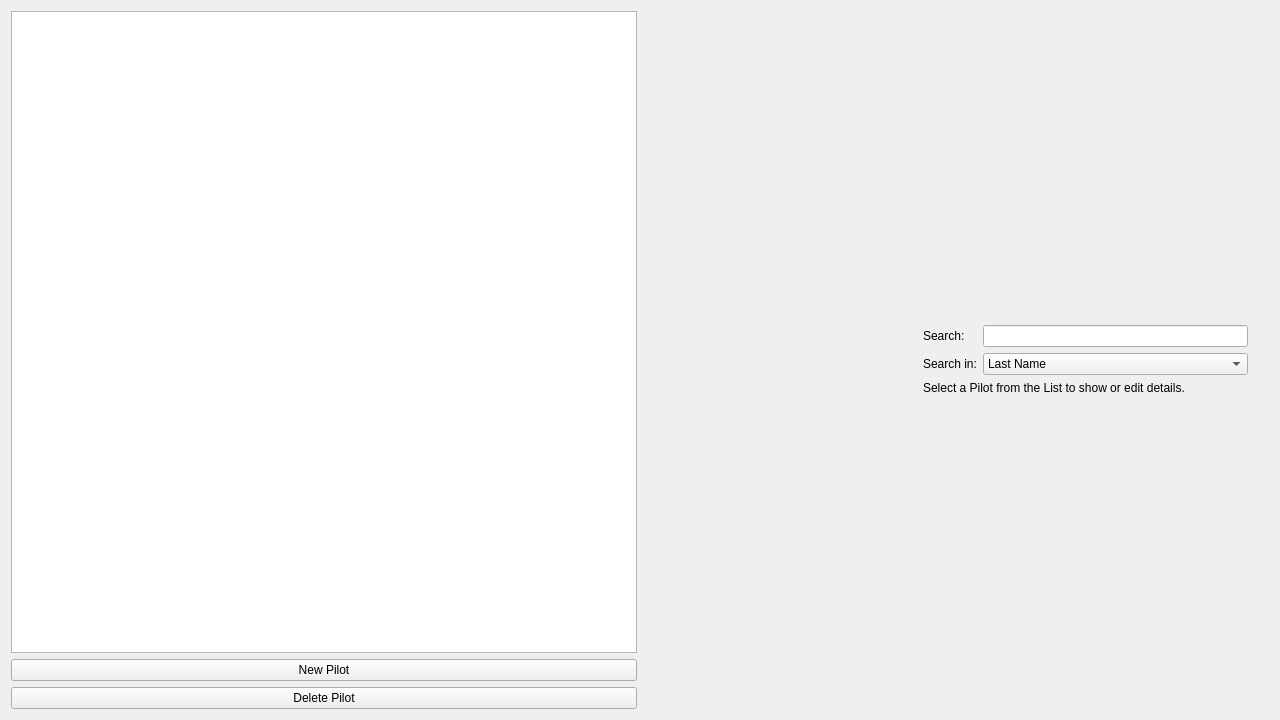
fiffty-50/openPilotLog, file src/gui/widgets/pilotswidget.ui: the form before one commit.
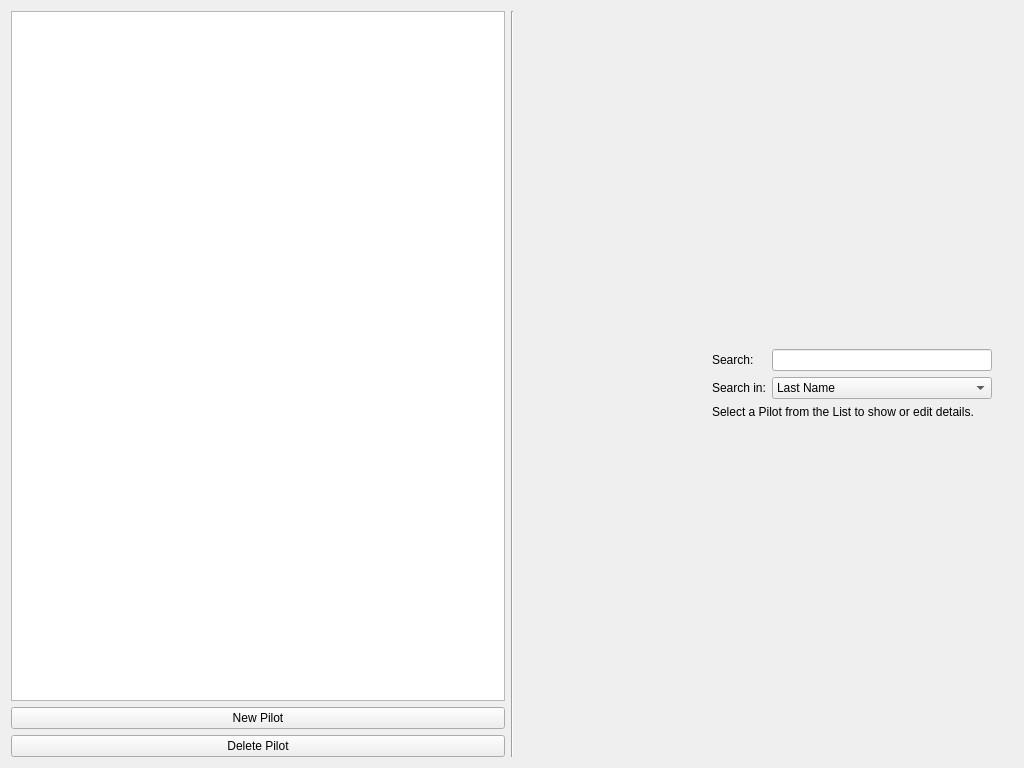
The form after the commit.

Diff of the .ui file:
```diff
--- a/src/gui/widgets/pilotswidget.ui
+++ b/src/gui/widgets/pilotswidget.ui
@@ -6,8 +6,8 @@
    <rect>
     <x>0</x>
     <y>0</y>
-    <width>1280</width>
-    <height>720</height>
+    <width>1024</width>
+    <height>768</height>
    </rect>
   </property>
   <property name="windowTitle">
@@ -30,7 +30,7 @@
      </property>
     </widget>
    </item>
-   <item row="0" column="1" rowspan="3">
+   <item row="0" column="2" rowspan="3">
     <widget class="QStackedWidget" name="stackedWidget">
      <property name="currentIndex">
       <number>0</number>
@@ -73,7 +73,7 @@
         <widget class="QLineEdit" name="pilotSearchLineEdit">
          <property name="minimumSize">
           <size>
-           <width>0</width>
+           <width>220</width>
            <height>0</height>
           </size>
          </property>
@@ -109,7 +109,7 @@
         <widget class="QComboBox" name="pilotsSearchComboBox">
          <property name="minimumSize">
           <size>
-           <width>0</width>
+           <width>220</width>
            <height>0</height>
           </size>
          </property>
@@ -218,6 +218,13 @@
      </property>
     </widget>
    </item>
+   <item row="0" column="1" rowspan="3">
+    <widget class="Line" name="line">
+     <property name="orientation">
+      <enum>Qt::Vertical</enum>
+     </property>
+    </widget>
+   </item>
   </layout>
  </widget>
  <resources/>
```
